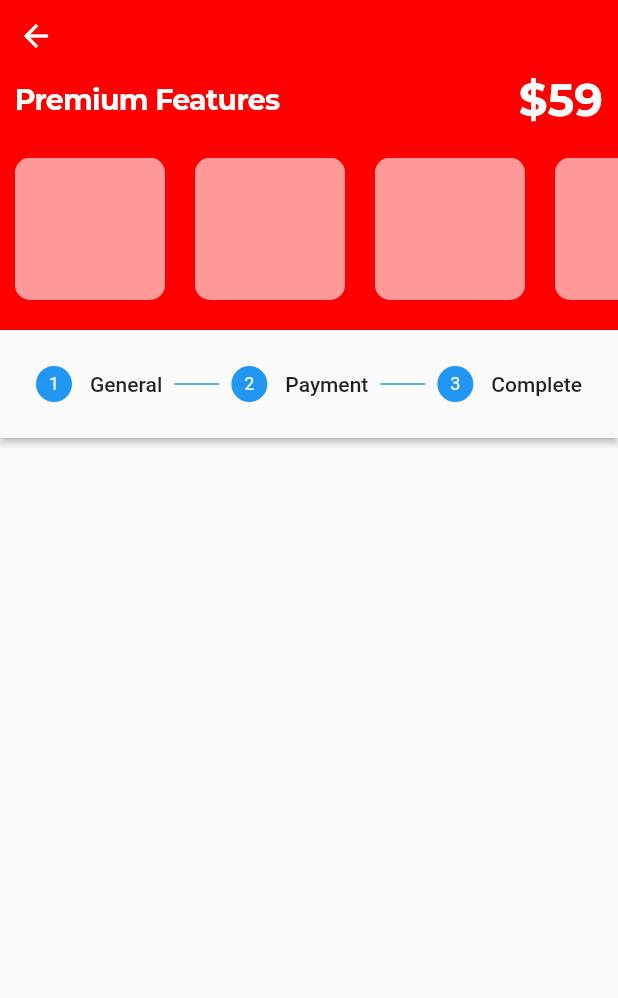
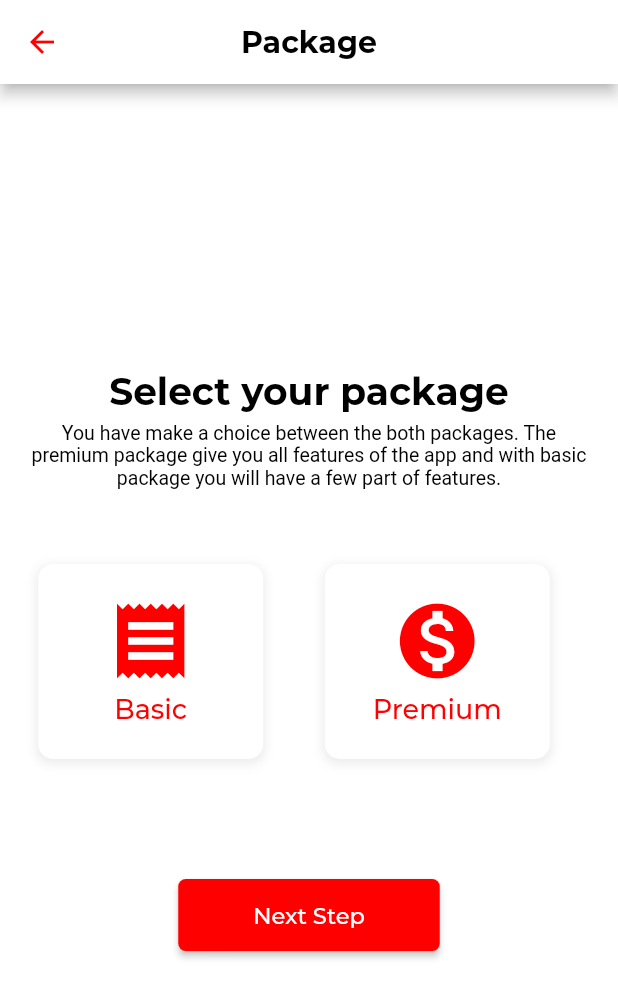
Before and after one commit to enzomarc/affirmedme, a Flutter app: the screen it shows after launch, after a tap on "Start Now", on a phone screen of 412 x 824 dp. Shown: the top 998 px of the screen. Run offline on Flutter 3.47's test engine with Material 2 defaults, Android fonts, the phone set to English and light mode, and no system bars; project files that could hold a hidden picture were left out.

Commit message:
screen: package screen

```diff
--- a/lib/main.dart
+++ b/lib/main.dart
@@ -1,6 +1,7 @@
 import 'package:flutter/material.dart';
-import 'package:kronosme/screens/signup/screen.dart';
-import 'package:kronosme/screens/welcome.dart';
+import 'screens/signup/screen.dart';
+import 'screens/welcome.dart';
+import 'screens/package.dart';
 
 void main() {
   runApp(MyApp());
@@ -12,12 +13,14 @@ class MyApp extends StatelessWidget {
     return MaterialApp(
       title: 'Flutter Demo',
       theme: ThemeData(
+        primaryColor: Colors.white,
         primarySwatch: Colors.blue,
         visualDensity: VisualDensity.adaptivePlatformDensity,
       ),
       initialRoute: '/welcome',
       routes: {
         '/welcome': (context) => WelcomeScreen(),
+        '/package': (context) => PackageScreen(),
         '/signup': (context) => SignupScreen(),
       },
     );
--- /dev/null
+++ b/lib/screens/package.dart
@@ -0,0 +1,150 @@
+import 'package:flutter/material.dart';
+
+class PackageScreen extends StatelessWidget {
+  @override
+  Widget build(BuildContext context) {
+    return Scaffold(
+      backgroundColor: Colors.white,
+      appBar: AppBar(
+        backgroundColor: Colors.white,
+        iconTheme: IconThemeData(
+          color: Color(0xFFFE0000),
+        ),
+        title: Text(
+          'Package',
+          style: TextStyle(
+            color: Colors.black,
+            fontFamily: 'Montserrat Bold',
+            fontSize: 20.0,
+          ),
+        ),
+        centerTitle: true,
+      ),
+      body: SafeArea(
+        child: Padding(
+          padding: const EdgeInsets.symmetric(horizontal: 15.0),
+          child: Column(
+            crossAxisAlignment: CrossAxisAlignment.center,
+            mainAxisAlignment: MainAxisAlignment.center,
+            children: [
+              Text(
+                'Select your package',
+                style: TextStyle(
+                  fontFamily: 'Montserrat Bold',
+                  fontSize: 25.0,
+                  color: Colors.black,
+                ),
+              ),
+              SizedBox(height: 5.0),
+              Text(
+                'You have make a choice between the both packages. The premium package give you all features of the app and with basic package you will have a few part of features.',
+                textAlign: TextAlign.center,
+                style: TextStyle(
+                  fontSize: 13.0,
+                  color: Colors.black,
+                ),
+              ),
+              SizedBox(height: 50.0),
+              Row(
+                mainAxisAlignment: MainAxisAlignment.spaceAround,
+                children: [
+                  PackageItem(icon: Icons.receipt, title: 'Basic'),
+                  PackageItem(icon: Icons.monetization_on, title: 'Premium'),
+                ],
+              ),
+              SizedBox(height: 80.0),
+              RaisedButton(
+                onPressed: () {
+                  Navigator.pushNamed(context, '/signup');
+                },
+                padding: const EdgeInsets.symmetric(
+                  horizontal: 50.0,
+                  vertical: 15.0,
+                ),
+                shape: RoundedRectangleBorder(
+                  borderRadius: BorderRadius.all(
+                    Radius.circular(5.0),
+                  ),
+                ),
+                color: Color(0xFFFE0000),
+                child: Text(
+                  'Next Step',
+                  style: TextStyle(
+                    fontFamily: 'Montserrat Medium',
+                    fontSize: 15.0,
+                    color: Colors.white,
+                  ),
+                ),
+              )
+            ],
+          ),
+        ),
+      ),
+    );
+  }
+}
+
+class PackageItem extends StatefulWidget {
+  const PackageItem({
+    Key key,
+    this.icon,
+    this.title,
+  }) : super(key: key);
+
+  final IconData icon;
+  final String title;
+
+  @override
+  _PackageItemState createState() => _PackageItemState();
+}
+
+class _PackageItemState extends State<PackageItem> {
+  bool selected = false;
+
+  @override
+  Widget build(BuildContext context) {
+    return GestureDetector(
+      onTap: () {
+        setState(() {
+          selected = !selected;
+        });
+      },
+      child: Container(
+        height: 130.0,
+        width: 150.0,
+        margin: EdgeInsets.only(right: 20.0),
+        decoration: BoxDecoration(
+          color: selected ? Color(0xFFFE0000) : Colors.white,
+          boxShadow: [
+            BoxShadow(
+              color: Colors.grey.withOpacity(0.2),
+              blurRadius: 5.0,
+              spreadRadius: 1.0,
+              offset: Offset(0.0, 2.0),
+            ),
+          ],
+          borderRadius: BorderRadius.circular(10.0),
+        ),
+        child: Column(
+          mainAxisAlignment: MainAxisAlignment.center,
+          children: [
+            Icon(
+              widget.icon,
+              color: selected ? Colors.white : Color(0xFFFE0000),
+              size: 60.0,
+            ),
+            SizedBox(height: 5.0),
+            Text(
+              widget.title ?? '',
+              style: TextStyle(
+                color: selected ? Colors.white : Color(0xFFFE0000),
+                fontFamily: 'Montserrat Medium',
+                fontSize: 18.0,
+              ),
+            )
+          ],
+        ),
+      ),
+    );
+  }
+}
--- a/lib/screens/welcome.dart
+++ b/lib/screens/welcome.dart
@@ -54,7 +54,7 @@ class WelcomeScreen extends StatelessWidget {
                 ),
                 RaisedButton(
                   onPressed: () {
-                    Navigator.pushNamed(context, '/signup');
+                    Navigator.pushNamed(context, '/package');
                   },
                   textColor: Colors.black87,
                   color: Colors.white,
```
Also changed, not shown: 1 other file.
